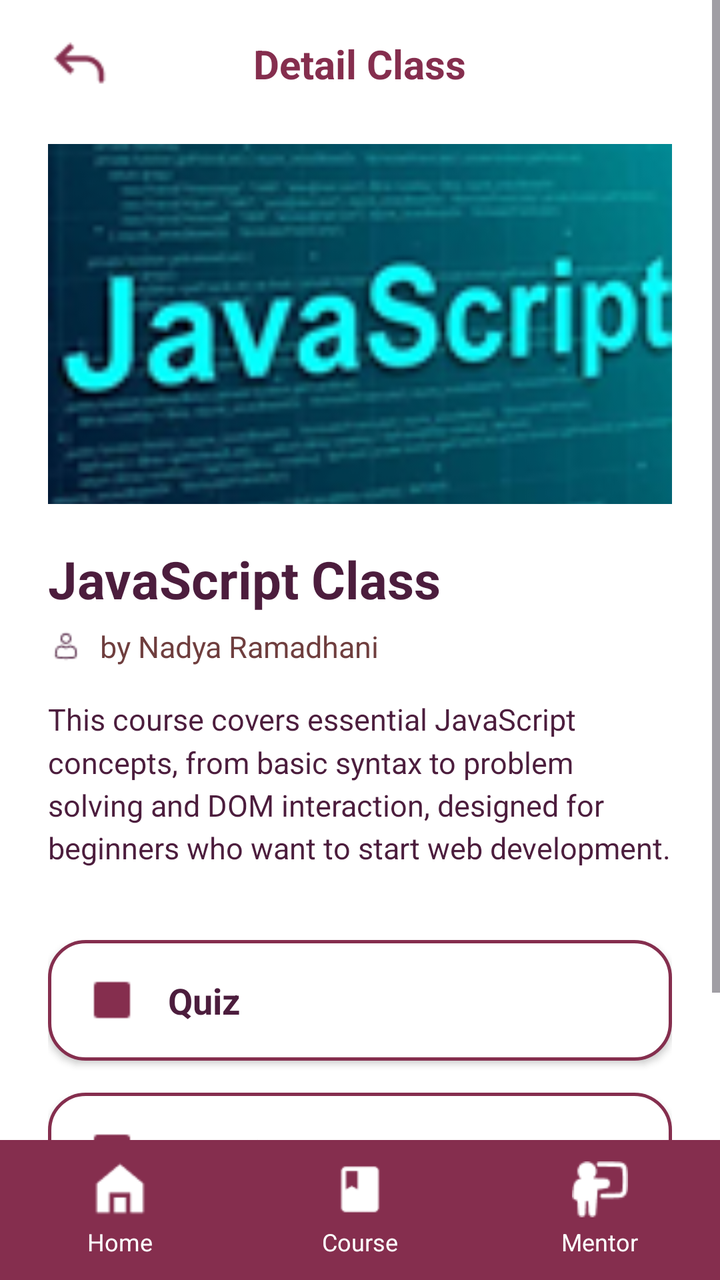
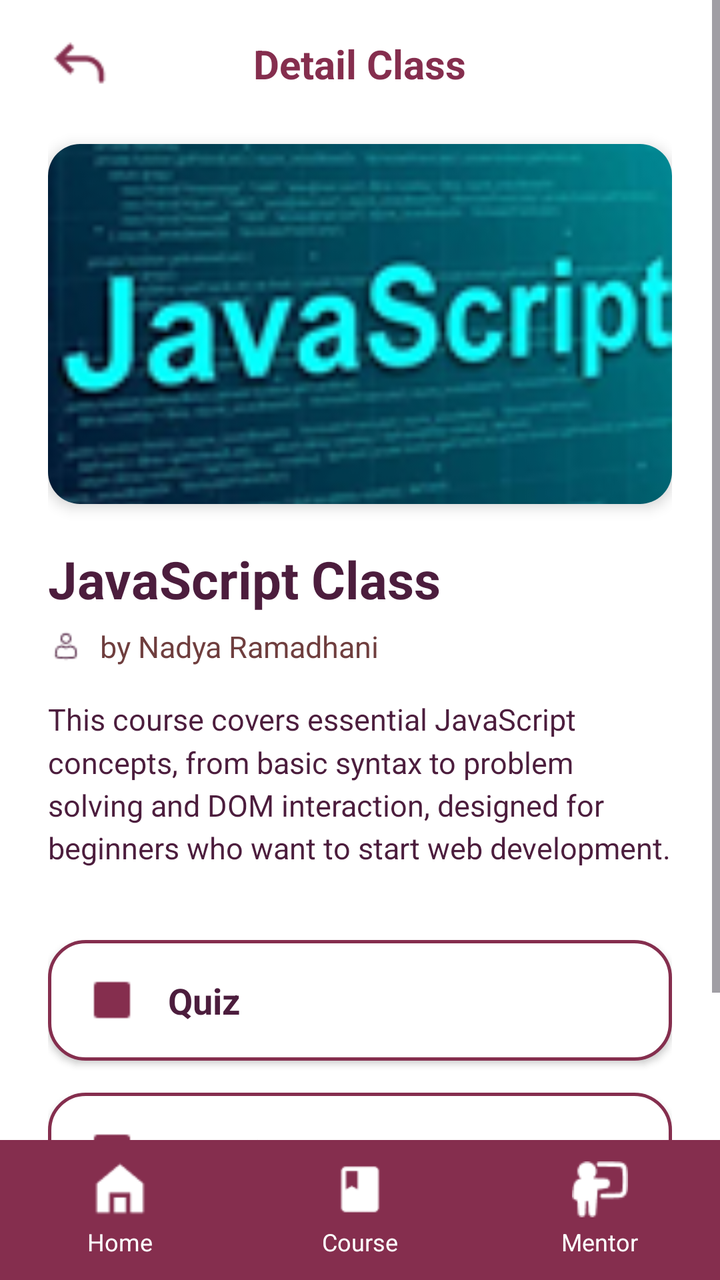

Two renders of the same Android screen: before a commit and after it. Below are the layout's source before the change and the commit's diff.
<!-- AndroidManifest.xml: application theme Theme.NataEdu -->
<!-- res/layout/javascriptclass_quiz_certificate.xml -->
<?xml version="1.0" encoding="utf-8"?>
<LinearLayout
    xmlns:android="http://schemas.android.com/apk/res/android"
    xmlns:app="http://schemas.android.com/apk/res-auto"
    android:layout_width="match_parent"
    android:layout_height="match_parent"
    android:background="#FFFFFF"
    android:orientation="vertical">

    <ScrollView
        android:layout_width="match_parent"
        android:layout_height="0dp"
        android:layout_weight="1"
        android:fillViewport="true">

        <LinearLayout
            android:layout_width="match_parent"
            android:layout_height="wrap_content"
            android:orientation="vertical"
            android:paddingHorizontal="24dp"
            android:paddingTop="16dp"
            android:paddingBottom="24dp">

            <RelativeLayout
                android:layout_width="match_parent"
                android:layout_height="wrap_content"
                android:layout_marginBottom="24dp">

                <ImageView
                    android:id="@+id/btnBack"
                    android:layout_width="32dp"
                    android:layout_height="32dp"
                    android:layout_alignParentStart="true"
                    android:layout_centerInParent="true"
                    android:src="@drawable/icon_back" />

                <TextView
                    android:layout_width="wrap_content"
                    android:layout_height="wrap_content"
                    android:layout_centerInParent="true"
                    android:text="Detail Class"
                    android:textColor="#852E4E"
                    android:textSize="20sp"
                    android:textStyle="bold" />
            </RelativeLayout>

            <ImageView
                android:id="@+id/imgBanner"
                android:layout_width="match_parent"
                android:layout_height="180dp"
                android:layout_marginBottom="20dp"
                android:scaleType="centerCrop"
                android:src="@drawable/javascript_logo" />

            <TextView
                android:layout_width="wrap_content"
                android:layout_height="wrap_content"
                android:layout_marginBottom="6dp"
                android:text="JavaScript Class"
                android:textColor="#4C1D3D"
                android:textSize="26sp"
                android:textStyle="bold" />

            <LinearLayout
                android:layout_width="wrap_content"
                android:layout_height="wrap_content"
                android:layout_marginBottom="16dp"
                android:gravity="center_vertical"
                android:orientation="horizontal">

                <ImageView
                    android:layout_width="18dp"
                    android:layout_height="18dp"
                    android:layout_marginEnd="8dp"
                    android:src="@drawable/icon_kontak" />

                <TextView
                    android:layout_width="wrap_content"
                    android:layout_height="wrap_content"
                    android:text="by Nadya Ramadhani"
                    android:textColor="#6F3E3E"
                    android:textSize="15sp" />
            </LinearLayout>

            <TextView
                android:layout_width="match_parent"
                android:layout_height="wrap_content"
                android:layout_marginBottom="36dp"
                android:lineSpacingMultiplier="1.2"
                android:text="This course covers essential JavaScript concepts, from basic syntax to problem solving and DOM interaction, designed for beginners who want to start web development."
                android:textColor="#4C1D3D"
                android:textSize="15sp" />

            <LinearLayout
                android:layout_width="match_parent"
                android:layout_height="wrap_content"
                android:layout_marginBottom="16dp"
                android:background="@drawable/bg_button_rounded"
                android:elevation="2dp"
                android:gravity="center_vertical"
                android:orientation="horizontal"
                android:paddingVertical="18dp"
                android:paddingHorizontal="20dp">

                <ImageView
                    android:layout_width="24dp"
                    android:layout_height="24dp"
                    android:layout_marginEnd="16dp"
                    android:src="@drawable/simbol_kotak" />

                <TextView
                    android:layout_width="wrap_content"
                    android:layout_height="wrap_content"
                    android:text="Quiz"
                    android:textColor="#4C1D3D"
                    android:textSize="18sp"
                    android:textStyle="bold" />
            </LinearLayout>

            <LinearLayout
                android:layout_width="match_parent"
                android:layout_height="wrap_content"
                android:layout_marginBottom="24dp"
                android:background="@drawable/bg_button_rounded"
                android:elevation="2dp"
                android:gravity="center_vertical"
                android:orientation="horizontal"
                android:paddingVertical="18dp"
                android:paddingHorizontal="20dp">

                <ImageView
                    android:layout_width="24dp"
                    android:layout_height="24dp"
                    android:layout_marginEnd="16dp"
                    android:src="@drawable/simbol_kotak" />

                <TextView
                    android:layout_width="wrap_content"
                    android:layout_height="wrap_content"
                    android:text="Certificate"
                    android:textColor="#4C1D3D"
                    android:textSize="18sp"
                    android:textStyle="bold" />
            </LinearLayout>

        </LinearLayout>
    </ScrollView>

    <LinearLayout
        android:layout_width="match_parent"
        android:layout_height="70dp"
        android:background="#852E4E"
        android:gravity="center"
        android:orientation="horizontal">

        <LinearLayout
            android:layout_width="0dp"
            android:layout_height="wrap_content"
            android:layout_weight="1"
            android:gravity="center"
            android:orientation="vertical">

            <ImageView
                android:layout_width="28dp"
                android:layout_height="28dp"
                android:layout_marginBottom="4dp"
                android:src="@drawable/icon_home" />

            <TextView
                android:layout_width="wrap_content"
                android:layout_height="wrap_content"
                android:text="Home"
                android:textColor="#FFFFFF"
                android:textSize="12sp" />
        </LinearLayout>

        <LinearLayout
            android:layout_width="0dp"
            android:layout_height="wrap_content"
            android:layout_weight="1"
            android:gravity="center"
            android:orientation="vertical">

            <ImageView
                android:layout_width="28dp"
                android:layout_height="28dp"
                android:layout_marginBottom="4dp"
                android:src="@drawable/icon_course" />

            <TextView
                android:layout_width="wrap_content"
                android:layout_height="wrap_content"
                android:text="Course"
                android:textColor="#FFFFFF"
                android:textSize="12sp" />
        </LinearLayout>

        <LinearLayout
            android:layout_width="0dp"
            android:layout_height="wrap_content"
            android:layout_weight="1"
            android:gravity="center"
            android:orientation="vertical">

            <ImageView
                android:layout_width="28dp"
                android:layout_height="28dp"
                android:layout_marginBottom="4dp"
                android:src="@drawable/icon_mentor" />

            <TextView
                android:layout_width="wrap_content"
                android:layout_height="wrap_content"
                android:text="Mentor"
                android:textColor="#FFFFFF"
                android:textSize="12sp" />
        </LinearLayout>

    </LinearLayout>
</LinearLayout>
<!-- resources referenced by this layout -->
<resources>
  <!-- drawable bg_button_rounded (drawable) -->
  <?xml version="1.0" encoding="utf-8"?>
  <shape xmlns:android="http://schemas.android.com/apk/res/android"
      android:shape="rectangle">
      <solid android:color="#FFFFFF" />
  
      <stroke
          android:width="1.5dp"
          android:color="#852E4E" />
  
      <corners android:radius="18dp" />
  </shape>
  <!-- drawable icon_back: png bitmap (drawable, 506 bytes) -->
  <!-- drawable icon_course: png bitmap (drawable, 358 bytes) -->
  <!-- drawable icon_home: png bitmap (drawable, 355 bytes) -->
  <!-- drawable icon_kontak: png bitmap (drawable, 512 bytes) -->
  <!-- drawable icon_mentor: png bitmap (drawable, 580 bytes) -->
  <!-- drawable javascript_logo: png bitmap (drawable, 24366 bytes) -->
  <!-- drawable simbol_kotak: png bitmap (drawable, 249 bytes) -->
  <style name="Theme.NataEdu" parent="Base.Theme.NataEdu" />
  <style name="Base.Theme.NataEdu" parent="Theme.Material3.DayNight.NoActionBar">
          
          
      </style>
</resources>

<!-- the commit's change to res/layout/javascriptclass_quiz_certificate.xml (unified diff, before → after) -->
@@ -5,7 +5,8 @@
     android:layout_width="match_parent"
     android:layout_height="match_parent"
     android:background="#FFFFFF"
-    android:orientation="vertical">
+    android:orientation="vertical"
+    android:fitsSystemWindows="true">
 
     <ScrollView
         android:layout_width="match_parent"
@@ -43,7 +44,12 @@
                     android:textSize="20sp"
                     android:textStyle="bold" />
             </RelativeLayout>
-
+            <androidx.cardview.widget.CardView
+                android:layout_width="match_parent"
+                android:layout_height="180dp"
+                android:layout_marginBottom="20dp"
+                app:cardCornerRadius="16dp"
+                app:cardElevation="4dp">
             <ImageView
                 android:id="@+id/imgBanner"
                 android:layout_width="match_parent"
@@ -51,6 +57,7 @@
                 android:layout_marginBottom="20dp"
                 android:scaleType="centerCrop"
                 android:src="@drawable/javascript_logo" />
+            </androidx.cardview.widget.CardView>
 
             <TextView
                 android:layout_width="wrap_content"
@@ -92,6 +99,7 @@
                 android:textSize="15sp" />
 
             <LinearLayout
+                android:id="@+id/btnQuiz"
                 android:layout_width="match_parent"
                 android:layout_height="wrap_content"
                 android:layout_marginBottom="16dp"
